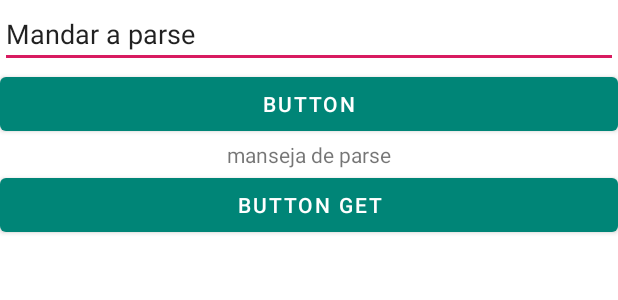
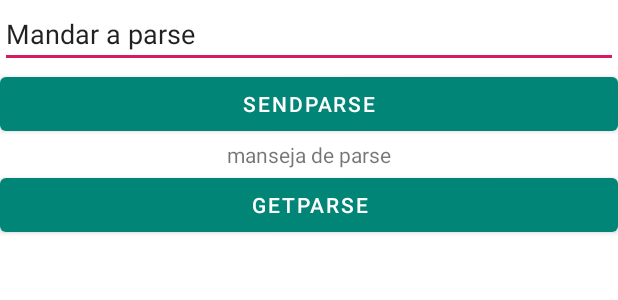
Before and after one commit to PedroGtz16/asurab, an Android app: the layout activity_savingparse.xml on its own in the app's theme, with its tools: preview values and no code run, on a phone screen of 412 x 824 dp. Shown: the top 300 px of the screen. Run offline under Robolectric (Android 15) with nearby library versions, the phone set to English and light mode, and no system bars.

Commit message:
Add files via upload

```diff
--- a/src/main/java/com/example/itesogram/MainActivity.kt
+++ b/src/main/java/com/example/itesogram/MainActivity.kt
@@ -20,6 +20,7 @@ class MainActivity :AppCompatActivity(),AnkoLogger {
             //mNewActivityButton = find(R.id.activity_main_btn_new_activity) // findViewById using anko
 
             mNewActivityButton.setOnClickListener {
+                println("funciona")
                 startActivity<savingParse>()
             }
 
--- a/src/main/java/com/example/itesogram/itesogram.kt
+++ b/src/main/java/com/example/itesogram/itesogram.kt
@@ -1,7 +1,6 @@
 package com.example.itesogram
 
 import android.app.Application
-import android.service.autofill.FillEventHistory
 import com.parse.Parse
 
 class itesogram (): Application(){
--- a/src/main/res/layout/activity_savingparse.xml
+++ b/src/main/res/layout/activity_savingparse.xml
@@ -14,7 +14,7 @@
         ></com.google.android.material.textfield.TextInputEditText>
     <com.google.android.material.button.MaterialButton
         android:id="@+id/buttonSendParse"
-        android:text="button"
+        android:text="SendParse"
 
         app:layout_constraintEnd_toEndOf="parent"
         app:layout_constraintStart_toStartOf="parent"
@@ -32,7 +32,7 @@
         ></com.google.android.material.textview.MaterialTextView>
     <com.google.android.material.button.MaterialButton
         android:id="@+id/buttonGetParse"
-        android:text="button get"
+        android:text="GetParse"
 
         app:layout_constraintEnd_toEndOf="parent"
         app:layout_constraintStart_toStartOf="parent"
```
Also changed, not shown: src/main/java/com/example/itesogram/savingParse.kt (+5 -4 lines).
